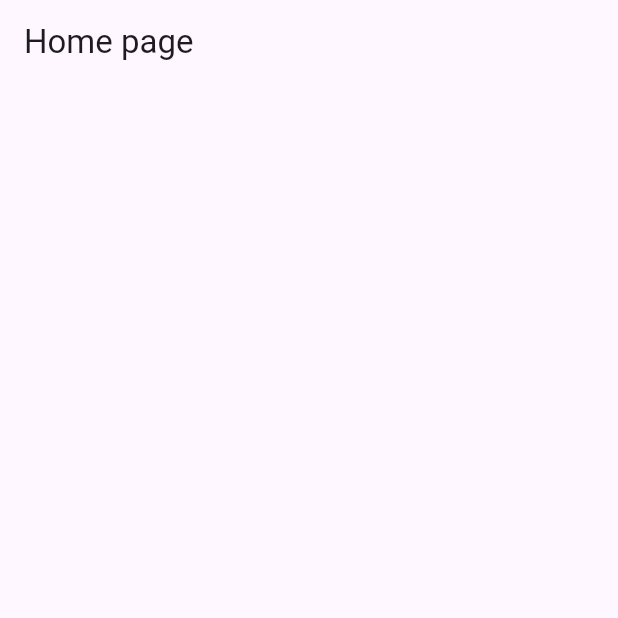
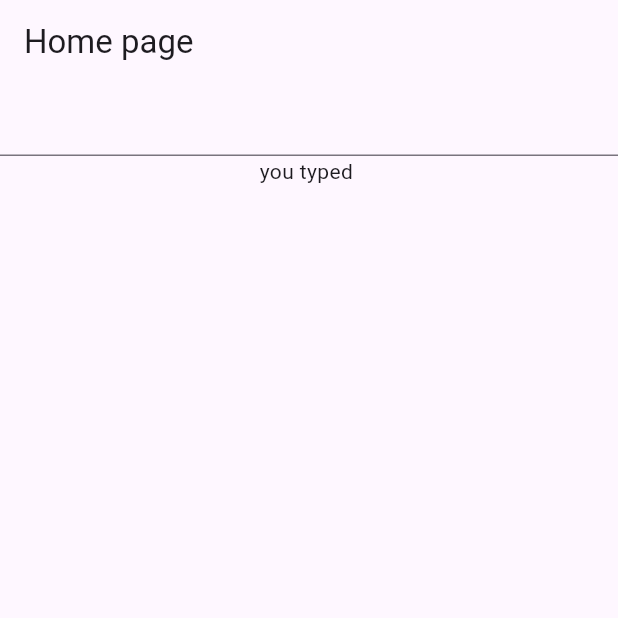
Before and after one commit to KunalGaonkar12/Flutter_Hooks, a Flutter app: the first screen one second after launch, on a phone screen of 412 x 824 dp, the top half of it. Run offline on Flutter 3.47's test engine with Material 3 defaults, Android fonts, the phone set to English and light mode, and no system bars; our stand-ins replace flutter_hooks.

Commit message:
using hooks for state management eg useTextEditingController

```diff
--- a/lib/main.dart
+++ b/lib/main.dart
@@ -17,9 +17,10 @@ class MyApp extends StatelessWidget {
   }
 }
 
-Stream<String> getTime() => Stream.periodic(
+Stream<String> getTime() =>
+    Stream.periodic(
       const Duration(seconds: 1),
-      (_) => DateTime.now().toIso8601String(),
+          (_) => DateTime.now().toIso8601String(),
     );
 
 
@@ -29,9 +30,23 @@ class HomePage extends HookWidget {
 
   @override
   Widget build(BuildContext context) {
-    final dateTime= useStream(getTime());
+    final controller = useTextEditingController();
+    final text = useState("");
+    useEffect(() {
+      controller.addListener(() {
+        text.value = controller.text;
+      });
+      return null;
+    },[controller]);
     return Scaffold(
-      appBar: AppBar(title:  Text(dateTime.data?? "Home page")),
+      appBar: AppBar(title: const Text("Home page"),),body: Column(
+      children: [
+        TextFormField(
+          controller: controller,
+        ),
+        Text('you typed ${text.value}')
+      ],
+    ),
     );
   }
 }
```
